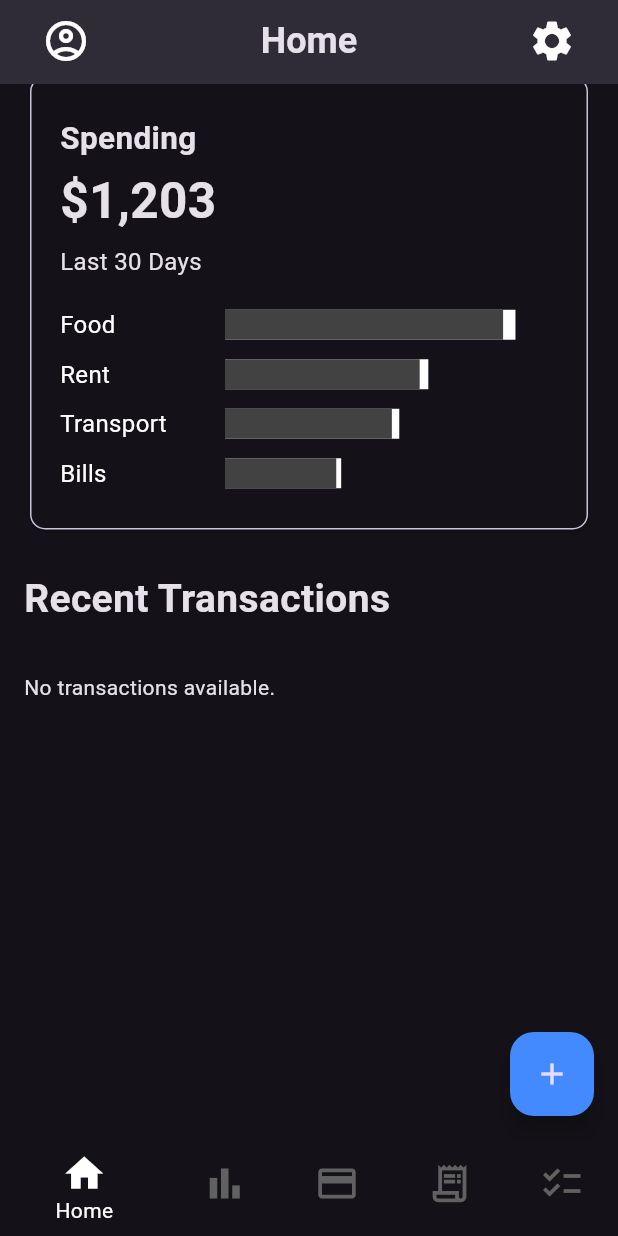
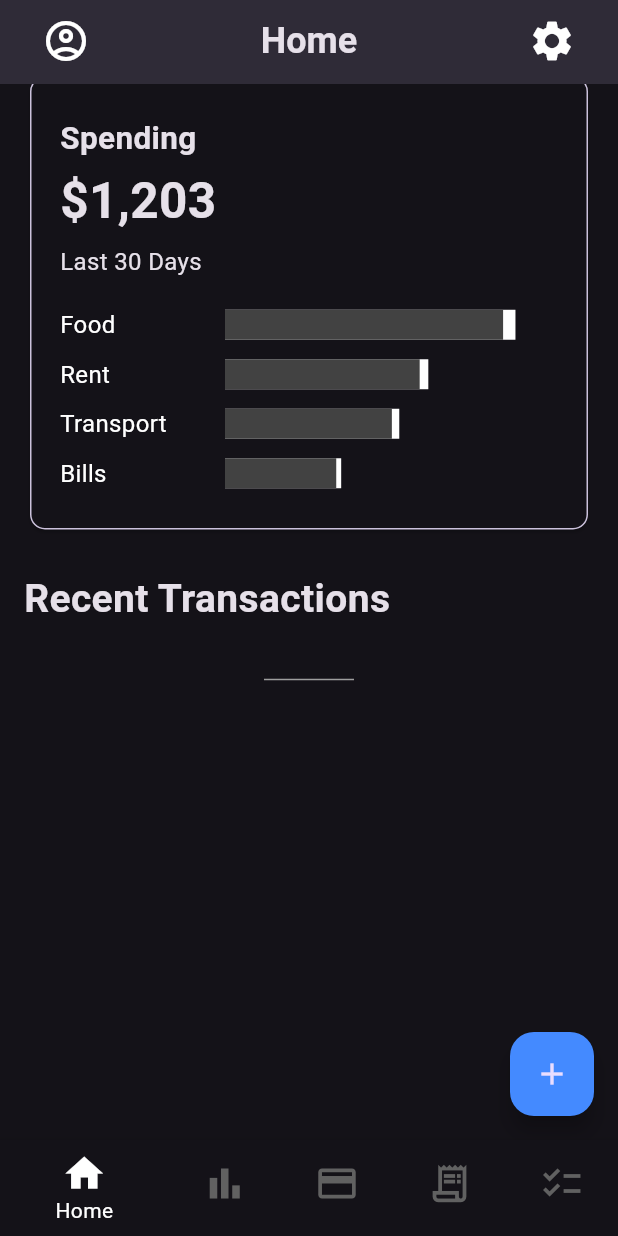
Before and after one commit to omarhelmy2004/saving_app, a Flutter app: the screen it shows after launch, scrolled down 430 dp, on a phone screen of 412 x 824 dp. Run offline on Flutter 3.47's test engine with Material 3 defaults, Android fonts, the phone set to English and light mode, and no system bars; our stand-ins replace bloc, fl_chart, flutter_bloc, hive, hive_flutter, toggle_switch; accounts and stored records are empty.

Commit message:
showing transactions done but need some fixes

```diff
--- /dev/null
+++ b/devtools_options.yaml
@@ -0,0 +1,3 @@
+description: This file stores settings for Dart & Flutter DevTools.
+documentation: https://docs.flutter.dev/tools/devtools/extensions#configure-extension-enablement-states
+extensions:
--- a/lib/views/add_transaction_view.dart
+++ b/lib/views/add_transaction_view.dart
@@ -129,7 +129,7 @@ class _AddTransactionViewState extends State<AddTransactionView> {
                     // **Submit button**
                     Center(
                       child: ElevatedButton(
-                        onPressed: () => _submitTransaction(context), // **Handles submission**
+                        onPressed: () { _submitTransaction(context);}, // **Handles submission**
                         style: ElevatedButton.styleFrom(
                           backgroundColor: Colors.blueAccent,
                           foregroundColor: Colors.white,
--- a/lib/views/bottom_navigation_views.dart/home_view.dart
+++ b/lib/views/bottom_navigation_views.dart/home_view.dart
@@ -18,10 +18,8 @@ class HomeView extends StatelessWidget {
   Widget build(BuildContext context) {
     return    Scaffold(
       floatingActionButton: CustomFloatingActionButton(onPressed: (){
-        Navigator.push(
-                        context,
-                         MaterialPageRoute(builder: (context) => AddTransactionView()),
-);
+        Navigator.push(context,MaterialPageRoute(builder: (context) => AddTransactionView()),);
+
       }),
       body:  ListViewPadding(
         children: [
@@ -51,7 +49,8 @@ class HomeView extends StatelessWidget {
             text: 'Recent Transactions',
           ),
           SizedBox(
-            height: MediaQuery.of(context).size.height,
+            height: 300,
+            // height: MediaQuery.of(context).size.height,
             child: TransactionsWidget(selectedIndex: 0,))
         ],
 
--- /dev/null
+++ b/lib/widgets/empty_indicator.dart
@@ -0,0 +1,12 @@
+import 'package:flutter/material.dart';
+
+class EmptyIndicator extends StatelessWidget {
+  const EmptyIndicator({
+    super.key,
+  });
+
+  @override
+  Widget build(BuildContext context) {
+    return Divider(height: 10, indent: 160,thickness: 1, endIndent: 160,color: Colors.grey,);
+  }
+}
--- a/lib/widgets/transactions_widget.dart
+++ b/lib/widgets/transactions_widget.dart
@@ -4,6 +4,7 @@ import 'package:saving_app/cubits/get_transaction_cubit/get_transaction_cubit.da
 import 'package:saving_app/cubits/get_transaction_cubit/get_transaction_state.dart';
 import 'package:saving_app/models/transaction_model.dart';
 import 'package:saving_app/widgets/custom_row_with_text_and_label.dart';
+import 'package:saving_app/widgets/empty_indicator.dart';
 
 class TransactionsWidget extends StatelessWidget {
   final int selectedIndex;
@@ -16,6 +17,7 @@ class TransactionsWidget extends StatelessWidget {
     BlocProvider.of<GetTransactionsCubit>(context).getTransactions(selectedIndex);
 
     return BlocBuilder<GetTransactionsCubit, GetTransactionsState>(
+
       builder: (context, state) {
         if (state is GetTransactionsLoading) {
           return const Center(child: CircularProgressIndicator());
@@ -31,8 +33,14 @@ class TransactionsWidget extends StatelessWidget {
           // List<TransactionModel> transactions = BlocProvider.of<GetTransactionsCubit>(context).transactions;
           if (transactions.isEmpty) {
             return Padding(
-              padding: const EdgeInsets.only(top: 10.0),
-              child: Text('No transactions available.'),
+              padding: const EdgeInsets.only(top: 10.0, bottom: 10),
+              child: Column(
+                crossAxisAlignment: CrossAxisAlignment.center,
+                mainAxisAlignment: MainAxisAlignment.start,
+                children: [
+                  Center(child: EmptyIndicator()),
+                ],
+              ),
             );
           }
 
```
Also changed, not shown: lib/views/bottom_navigation_views.dart/transactions_view.dart (+16 -6 lines).
